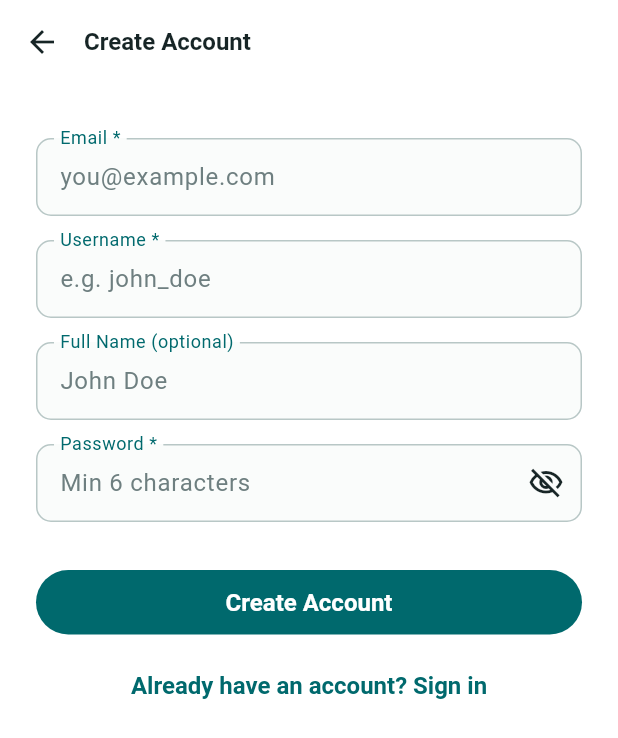
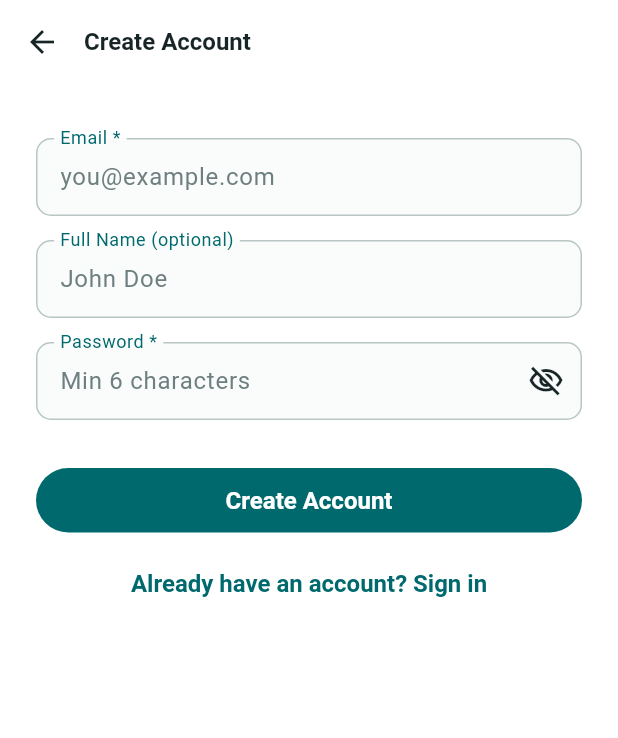
Before and after one commit to Mangoo0110/aanda_app, a Flutter app: the CreateAccountView screen opened directly, on a phone screen of 412 x 824 dp. Shown: the top 738 px of the screen. Run offline on Flutter 3.47's test engine with Material 3 defaults, Android fonts, the phone set to English and light mode, and no system bars; our stand-ins replace flutter_bloc, freezed_annotation, go_router, supabase_flutter; missing offline and left inert: pagination_pkg; accounts and stored records are empty; network calls fail.

Commit message:
feat(auth): simplify registration to email and password with optional full name (remove username requirement)

```diff
--- a/lib/src/features/auth/data/models/account_model.dart
+++ b/lib/src/features/auth/data/models/account_model.dart
@@ -30,7 +30,9 @@ abstract class AccountModel extends Account with _$AccountModel {
     return AccountModel(
       id: profile['id'] as String,
       email: email,
-      uniqueName: profile['username'] as String,
+      uniqueName: ((profile['username'] as String?)?.isNotEmpty == true
+          ? profile['username'] as String
+          : email.split('@').first),
       fullName: profile['full_name'] as String?,
       avatarUrl: profile['avatar_url'] as String?,
       token: token,
--- a/lib/src/features/auth/domain/entities/auth_credentials.dart
+++ b/lib/src/features/auth/domain/entities/auth_credentials.dart
@@ -12,12 +12,10 @@ class SignUpParams {
   const SignUpParams({
     required this.email,
     required this.password,
-    required this.username,
     this.fullName,
   });
 
   final String email;
   final String password;
-  final String username;
   final String? fullName;
 }
--- a/lib/src/features/auth/presentation/bloc/register/register_bloc.dart
+++ b/lib/src/features/auth/presentation/bloc/register/register_bloc.dart
@@ -10,7 +10,6 @@ final class RegisterBloc extends Bloc<RegisterEvent, RegisterState> {
     : _signUpWithEmail = signUpWithEmail,
       super(RegisterState.initial()) {
     on<RegisterEmailChanged>(_onEmailChanged);
-    on<RegisterUsernameChanged>(_onUsernameChanged);
     on<RegisterFullNameChanged>(_onFullNameChanged);
     on<RegisterPasswordChanged>(_onPasswordChanged);
     on<RegisterSubmitted>(_onSubmitted);
@@ -20,13 +19,6 @@ final class RegisterBloc extends Bloc<RegisterEvent, RegisterState> {
 
   void _onEmailChanged(RegisterEmailChanged event, Emitter<RegisterState> emit) {
     emit(state.copyWith(email: event.email, clearError: true));
-  }
-
-  void _onUsernameChanged(
-    RegisterUsernameChanged event,
-    Emitter<RegisterState> emit,
-  ) {
-    emit(state.copyWith(username: event.username, clearError: true));
   }
 
   void _onFullNameChanged(
@@ -48,15 +40,10 @@ final class RegisterBloc extends Bloc<RegisterEvent, RegisterState> {
     Emitter<RegisterState> emit,
   ) async {
     final email = state.email.trim();
-    final username = state.username.trim();
     final password = state.password;
 
     if (email.isEmpty || !email.contains('@')) {
       emit(state.copyWith(errorMessage: 'Enter a valid email address.'));
-      return;
-    }
-    if (username.length < 3) {
-      emit(state.copyWith(errorMessage: 'Username must be at least 3 characters.'));
       return;
     }
     if (password.length < 6) {
@@ -71,7 +58,6 @@ final class RegisterBloc extends Bloc<RegisterEvent, RegisterState> {
       SignUpParams(
         email: email,
         password: password,
-        username: username,
         fullName: state.fullName.trim().isEmpty ? null : state.fullName.trim(),
       ),
     );
--- a/lib/src/features/auth/presentation/bloc/register/register_event.dart
+++ b/lib/src/features/auth/presentation/bloc/register/register_event.dart
@@ -5,11 +5,6 @@ sealed class RegisterEvent {}
 final class RegisterEmailChanged extends RegisterEvent {
   RegisterEmailChanged(this.email);
   final String email;
-}
-
-final class RegisterUsernameChanged extends RegisterEvent {
-  RegisterUsernameChanged(this.username);
-  final String username;
 }
 
 final class RegisterFullNameChanged extends RegisterEvent {
--- a/lib/src/features/auth/presentation/bloc/register/register_state.dart
+++ b/lib/src/features/auth/presentation/bloc/register/register_state.dart
@@ -3,7 +3,6 @@ part of 'register_bloc.dart';
 final class RegisterState {
   const RegisterState({
     this.email = '',
-    this.username = '',
     this.fullName = '',
     this.password = '',
     this.isSubmitting = false,
@@ -11,7 +10,6 @@ final class RegisterState {
   });
 
   final String email;
-  final String username;
   final String fullName;
   final String password;
   final bool isSubmitting;
@@ -21,7 +19,6 @@ final class RegisterState {
 
   RegisterState copyWith({
     String? email,
-    String? username,
     String? fullName,
     String? password,
     bool? isSubmitting,
@@ -30,7 +27,6 @@ final class RegisterState {
   }) {
     return RegisterState(
       email: email ?? this.email,
-      username: username ?? this.username,
       fullName: fullName ?? this.fullName,
       password: password ?? this.password,
       isSubmitting: isSubmitting ?? this.isSubmitting,
--- a/lib/src/features/auth/presentation/screens/views/create_account_view.dart
+++ b/lib/src/features/auth/presentation/screens/views/create_account_view.dart
@@ -5,7 +5,7 @@ import 'package:aanda/src/app/routing/app_routes.dart';
 import 'package:aanda/src/core/theme/app_colors.dart';
 import 'package:aanda/src/features/auth/presentation/bloc/register/register_bloc.dart';
 
-/// Registration screen: email, username, optional full name, and password.
+/// Registration screen: email, optional full name, and password.
 class CreateAccountView extends StatefulWidget {
   const CreateAccountView({super.key});
 
@@ -15,7 +15,6 @@ class CreateAccountView extends StatefulWidget {
 
 class _CreateAccountViewState extends State<CreateAccountView> {
   final _emailCtrl = TextEditingController();
-  final _usernameCtrl = TextEditingController();
   final _fullNameCtrl = TextEditingController();
   final _passwordCtrl = TextEditingController();
   bool _obscurePassword = true;
@@ -23,7 +22,6 @@ class _CreateAccountViewState extends State<CreateAccountView> {
   @override
   void dispose() {
     _emailCtrl.dispose();
-    _usernameCtrl.dispose();
     _fullNameCtrl.dispose();
     _passwordCtrl.dispose();
     super.dispose();
@@ -69,19 +67,6 @@ class _CreateAccountViewState extends State<CreateAccountView> {
                     decoration: const InputDecoration(
                       labelText: 'Email *',
                       hintText: 'you@example.com',
-                    ),
-                  ),
-                  const SizedBox(height: 16),
-                  // Username
-                  TextField(
-                    controller: _usernameCtrl,
-                    textInputAction: TextInputAction.next,
-                    onChanged: (v) => context
-                        .read<RegisterBloc>()
-                        .add(RegisterUsernameChanged(v)),
-                    decoration: const InputDecoration(
-                      labelText: 'Username *',
-                      hintText: 'e.g. john_doe',
                     ),
                   ),
                   const SizedBox(height: 16),
```
Also changed, not shown: lib/src/features/auth/data/datasources/supabase_auth_datasource.dart (+6 -3 lines).
